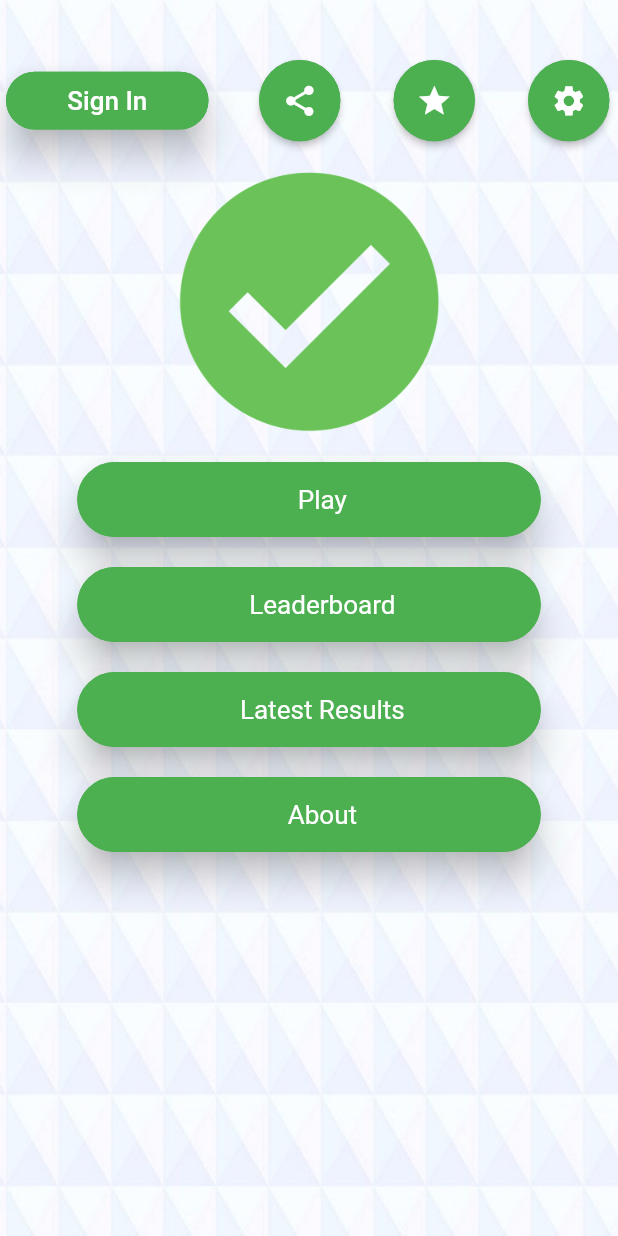
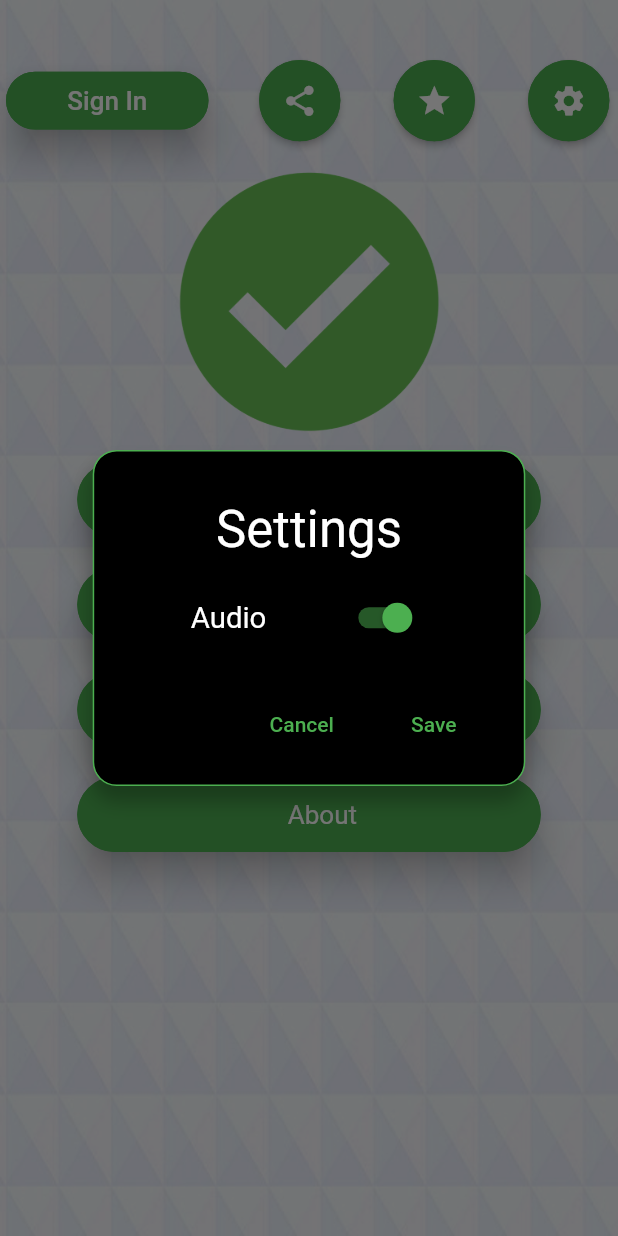
Before and after one commit to lyabs243/True-False-Quiz, a Flutter app: the HomePage screen opened directly, after a tap on "Sign In", after a tap on "Continue without Signing-In", after a tap on the "settings" icon, on a phone screen of 412 x 824 dp. Run offline on Flutter 3.47's test engine with Material 2 defaults, Android fonts, the phone set to English and light mode, and no system bars; our stand-ins replace audioplayers, dio, fluttertoast, google_sign_in, html_unescape, progress_dialog and 2 more; accounts and stored records are empty; network calls fail.

Commit message:
Play audio when answer correctly or wrongly to a question

```diff
--- a/assets/i18n/en.json
+++ b/assets/i18n/en.json
@@ -34,5 +34,9 @@
   "this_month": "This Month",
   "this_week": "This Week",
   "must_signin_leaderboard": "You must siging in to see leaderboard.",
-  "cancel": "Cancel"
+  "cancel": "Cancel",
+  "audio": "Audio",
+  "settings_updated": "Settings updated",
+  "save": "Save",
+  "settings": "Settings"
 }
--- /dev/null
+++ b/lib/components/dialog_settings.dart
@@ -0,0 +1,171 @@
+/**
+ * Transition to load new question when player answer correctly
+ */
+
+import 'package:flutter/material.dart';
+import '../services/localizations.dart';
+import '../models/settings.dart';
+import 'package:fluttertoast/fluttertoast.dart';
+
+class DialogSettings extends StatefulWidget {
+
+  DialogSettings();
+
+  @override
+  _DialogSettingsState createState() {
+    return _DialogSettingsState();
+  }
+
+}
+
+class _DialogSettingsState extends State<DialogSettings> {
+
+  bool audioEnable = true;
+  Settings settings;
+
+  @override
+  void initState() {
+    super.initState();
+    Settings.getSettings().then((value) {
+      setState(() {
+        settings = value;
+        audioEnable = settings.audioEnable;
+      });
+    });
+  }
+
+  @override
+  Widget build(BuildContext context) {
+    return Dialog(
+      shape: RoundedRectangleBorder(
+        borderRadius: BorderRadius.circular(Consts.padding),
+      ),
+      elevation: 0.0,
+      backgroundColor: Colors.transparent,
+      child: dialogContent(context),
+    );
+  }
+
+  dialogContent(BuildContext context) {
+    return Container(
+          width: MediaQuery.of(context).size.width * 70 / 100,
+          padding: EdgeInsets.only(
+            top: Consts.padding,
+            bottom: Consts.padding,
+            left: Consts.padding,
+            right: Consts.padding,
+          ),
+          decoration: new BoxDecoration(
+            color: Colors.black,
+            shape: BoxShape.rectangle,
+            border: Border.all(color: Theme.of(context).primaryColor),
+            borderRadius: BorderRadius.circular(Consts.padding),
+            boxShadow: [
+              BoxShadow(
+                color: Colors.black26,
+                blurRadius: 10.0,
+                offset: const Offset(0.0, 10.0),
+              ),
+            ],
+          ),
+          child: Stack(
+            alignment: Alignment.center,
+            children: <Widget>[
+              Column(
+                mainAxisSize: MainAxisSize.min, // To make the card compact
+                children: [
+                  SizedBox(height: (16.0 / 853) * MediaQuery.of(context).size.height),
+                  Text(
+                    MyLocalizations.of(context).localization['settings'],
+                    textAlign: TextAlign.center,
+                    textScaleFactor: 2.2,
+                    style: TextStyle(
+                        fontSize: (16.0 / 853) * MediaQuery.of(context).size.height,
+                        color: Colors.white
+                    ),
+                  ),
+                  SizedBox(height: (16.0 / 853) * MediaQuery.of(context).size.height),
+                  Container(
+                    child: Row(
+                      mainAxisAlignment: MainAxisAlignment.spaceEvenly,
+                      children: <Widget>[
+                        Container(
+                          child: Text(
+                            MyLocalizations.of(context).localization['audio'],
+                            textScaleFactor: 1.4,
+                            style: TextStyle(
+                              color: Colors.white
+                            ),
+                          ),
+                        ),
+                        Container(
+                          child: Switch(
+                            value: audioEnable,
+                            onChanged: (val) {
+                              setState(() {
+                                audioEnable = val;
+                              });
+                            }
+                          ),
+                        )
+                      ],
+                    ),
+                  ),
+                  SizedBox(height: (24.0 / 853) * MediaQuery.of(context).size.height),
+                  Align(
+                    alignment: Alignment.bottomRight,
+                    child: Row(
+                      mainAxisAlignment: MainAxisAlignment.end,
+                      children: <Widget>[
+                        FlatButton(
+                          onPressed: () {
+                            Navigator.of(context).pop(settings);
+                          },
+                          child: Text(
+                            MyLocalizations.of(context).localization['cancel'],
+                            style: TextStyle(
+                                color: Theme.of(context).primaryColor
+                            ),
+                          ),
+                        ),
+                        FlatButton(
+                          onPressed: () {
+                            settings.audioEnable = audioEnable;
+                            Settings.setSettings(settings).then((value) {
+                              Fluttertoast.showToast(
+                                  msg: MyLocalizations.of(context).localization['settings_updated'],
+                                  toastLength: Toast.LENGTH_SHORT,
+                                  gravity: ToastGravity.BOTTOM,
+                                  timeInSecForIosWeb: 1,
+                                  backgroundColor: Colors.green,
+                                  textColor: Colors.white,
+                                  fontSize: 16.0
+                              );
+                              Navigator.of(context).pop(settings);
+                            });
+                          },
+                          child: Text(
+                            MyLocalizations.of(context).localization['save'],
+                            style: TextStyle(
+                                color: Theme.of(context).primaryColor
+                            ),
+                          ),
+                        )
+                      ],
+                    ),
+                  )
+                ],
+              ),
+            ],
+          ),
+        );
+  }
+
+}
+
+class Consts {
+  Consts._();
+
+  static const double padding = 16.0;
+  static const double avatarRadius = 66.0;
+}
--- /dev/null
+++ b/lib/models/settings.dart
@@ -0,0 +1,48 @@
+import 'package:shared_preferences/shared_preferences.dart';
+import 'dart:convert';
+
+class Settings {
+
+  bool audioEnable = true;
+  static Settings settingsInstance;
+
+  //get static instance of settings
+  //so you don't have to read the sharepreferences all the time.
+  static Future<Settings> getInstance() async {
+    if(settingsInstance == null) {
+      settingsInstance = await Settings.getSettings();
+    }
+    return settingsInstance;
+  }
+
+  static Future<Settings> getSettings() async {
+    Settings result = Settings();
+
+    SharedPreferences prefs = await SharedPreferences.getInstance();
+    String data = prefs.getString('settings');
+
+    if (data != null && data.length > 0) {
+      try {
+        Map map = json.decode(data);
+        //get audio enable setting
+        if (map['audio_enable'] != null) {
+          result.audioEnable = map['audio_enable'];
+        }
+      } catch (e) {
+
+      }
+    }
+
+    return result;
+  }
+
+  static Future setSettings(Settings settings) async {
+    String map = """{
+        "audio_enable": ${settings.audioEnable}
+      }
+    """;
+
+    SharedPreferences sharedPreferences = await SharedPreferences.getInstance();
+    await sharedPreferences.setString('settings', map);
+  }
+}
--- a/lib/screens/game_play/game_play.dart
+++ b/lib/screens/game_play/game_play.dart
@@ -4,6 +4,7 @@ import 'package:flutter_app_true_false/components/quiz_page.dart';
 import 'package:flutter_app_true_false/models/leaderboard.dart';
 import 'package:flutter_app_true_false/models/question.dart';
 import 'package:flutter_app_true_false/models/score.dart';
+import 'package:flutter_app_true_false/models/settings.dart';
 import 'package:flutter_app_true_false/models/user.dart';
 import 'package:flutter_app_true_false/screens/game_play/components/dialog/dialog_answer_transition.dart';
 import 'package:flutter_app_true_false/screens/game_play/components/dialog/dialog_finish_game.dart';
@@ -13,6 +14,8 @@ import 'components/dialog/dialog_want_exit.dart';
 import 'components/game_play_body.dart';
 import 'components/game_play_header.dart';
 import 'components/layout_question_load_failed.dart';
+import 'package:audioplayers/audio_cache.dart';
+import 'package:audioplayers/audioplayers.dart';
 
 class GamePlay extends StatefulWidget {
 
@@ -31,11 +34,22 @@ class _GamePlayState extends State<GamePlay>  with TickerProviderStateMixin, Wid
   int level = 0, currentQuestionIndex = 0, lifes = constants.TOTAL_LIFES, points = 0;
   BuildContext _context;
   Question currentQuestion;
+  AudioCache audioPlayer;
+  AudioPlayer player;
+  Settings _settings;
 
   @override
   void setState(fn) {
     if(mounted){
       super.setState(fn);
+    }
+  }
+
+  @override
+  void dispose() {
+    super.dispose();
+    if(player != null) {
+      player.dispose();
     }
   }
 
@@ -57,6 +71,11 @@ class _GamePlayState extends State<GamePlay>  with TickerProviderStateMixin, Wid
   @override
   void initState() {
     super.initState();
+    Settings.getInstance().then((value) {
+      setState(() {
+        _settings = value;
+      });
+    });
     controller = AnimationController(
       vsync: this,
       duration: Duration(seconds: constants.QUESTION_TIME),
@@ -74,6 +93,7 @@ class _GamePlayState extends State<GamePlay>  with TickerProviderStateMixin, Wid
         }
       }
     });
+    audioPlayer = AudioCache();
     play();
   }
 
@@ -143,6 +163,9 @@ class _GamePlayState extends State<GamePlay>  with TickerProviderStateMixin, Wid
   void onAnswerClicked(bool answer) async {
     controller.stop();
     if (currentQuestion.answer == answer && controller.value > 0) {
+      if(_settings != null && _settings.audioEnable) {
+        player = await audioPlayer.play('audio/correct-choice.wav');
+      }
       setState(() {
         points += constants.QUESTION_POINTS[level];
       });
@@ -150,6 +173,9 @@ class _GamePlayState extends State<GamePlay>  with TickerProviderStateMixin, Wid
       loadQuestion(true);
     }
     else {
+      if(_settings != null && _settings.audioEnable) {
+        player = await audioPlayer.play('audio/wrong-choice.wav');
+      }
       setState(() {
         lifes--;
       });
@@ -205,6 +231,9 @@ class _GamePlayState extends State<GamePlay>  with TickerProviderStateMixin, Wid
         LeaderBoard.addGameResult(context, _user.id, points);
       }
     });
+    if(_settings != null && _settings.audioEnable) {
+      player = await audioPlayer.play('audio/game-over.wav');
+    }
     showDialog(
       context: context,
       barrierDismissible: false,
--- a/lib/screens/home/home.dart
+++ b/lib/screens/home/home.dart
@@ -1,10 +1,12 @@
 import 'package:flutter/material.dart';
 import 'package:flutter_app_true_false/components/dialog_latest_results.dart';
 import 'package:flutter_app_true_false/components/dialog_leaderboard.dart';
+import 'package:flutter_app_true_false/components/dialog_settings.dart';
 import 'package:flutter_app_true_false/components/layout_app_logo.dart';
 import 'package:flutter_app_true_false/components/layout_load.dart';
 import 'package:flutter_app_true_false/components/main_button.dart';
 import 'package:flutter_app_true_false/components/quiz_page.dart';
+import 'package:flutter_app_true_false/models/settings.dart';
 import 'package:flutter_app_true_false/models/user.dart';
 import 'package:flutter_app_true_false/screens/about/about.dart';
 import 'package:flutter_app_true_false/screens/game_play/game_play.dart';
@@ -30,6 +32,8 @@ class _MyHomePageState extends State<HomePage> {
   User currentUser;
   bool isLoading = true;
 
+  Settings _settings;
+
   @override
   void initState() {
     super.initState();
@@ -37,6 +41,11 @@ class _MyHomePageState extends State<HomePage> {
       setState(() {
         currentUser = _user;
         isLoading = false;
+      });
+    });
+    Settings.getInstance().then((value) {
+      setState(() {
+        _settings = value;
       });
     });
   }
@@ -154,6 +163,19 @@ class _MyHomePageState extends State<HomePage> {
     }
   }
 
+  void actionSettings() {
+    showDialog(
+      context: context,
+      barrierDismissible: false,
+      builder: (BuildContext context) => DialogSettings(),
+    ).then((value) {
+      Settings.settingsInstance = value;
+      setState(() {
+        _settings = value;
+      });
+    });
+  }
+
   void actionShare() {
     Share.share(MyLocalizations.instanceLocalization['text_share_app'] +
         'https://play.google.com/store/apps/details?id=${constants.APP_PACKAGE}');
@@ -162,8 +184,4 @@ class _MyHomePageState extends State<HomePage> {
   void actionRatingApp() {
     launch('https://play.google.com/store/apps/details?id=${constants.APP_PACKAGE}');
   }
-
-  void actionSettings() {
-
-  }
 }
--- a/pubspec.yaml
+++ b/pubspec.yaml
@@ -37,6 +37,7 @@ dev_dependencies:
   url_launcher: ^5.4.11
   share: ^0.6.3+5
   html_unescape: ^1.0.1+3
+  audioplayers: ^0.15.1
 
 
 # For information on the generic Dart part of this file, see the
@@ -55,6 +56,7 @@ flutter:
     - assets/
     - assets/i18n/
     - assets/icons/
+    - assets/audio/
   #   - images/a_dot_ham.jpeg
 
   # An image asset can refer to one or more resolution-specific "variants", see
```
Also changed, not shown: pubspec.lock, 3 other files.
